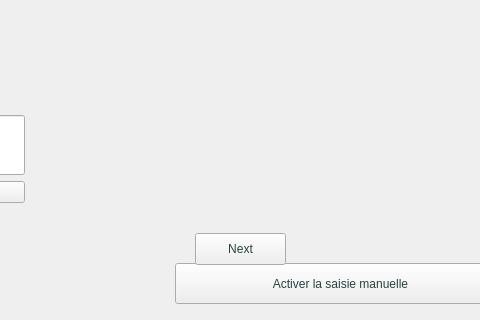
First picture: the form in surirobot/core/gui/mainwindow.ui, repository suricats/surirobot-client-ng, before the edit; both pictures show x 265 to 745 and y 457 to 777 of the 1230 by 777 pixel window.
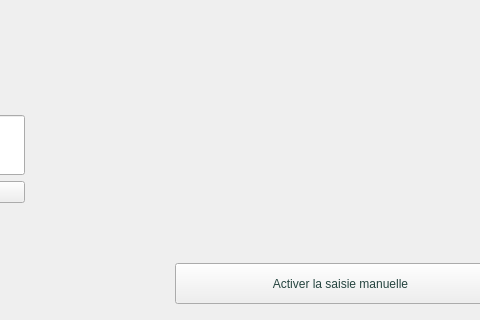
Second picture: the form after the edit.

Diff of the .ui file:
```diff
--- a/surirobot/core/gui/mainwindow.ui
+++ b/surirobot/core/gui/mainwindow.ui
@@ -850,19 +850,6 @@
      <number>0</number>
     </property>
    </widget>
-   <widget class="QPushButton" name="pushButton">
-    <property name="geometry">
-     <rect>
-      <x>460</x>
-      <y>690</y>
-      <width>91</width>
-      <height>32</height>
-     </rect>
-    </property>
-    <property name="text">
-     <string>Next</string>
-    </property>
-   </widget>
   </widget>
  </widget>
  <layoutdefault spacing="6" margin="11"/>
```
